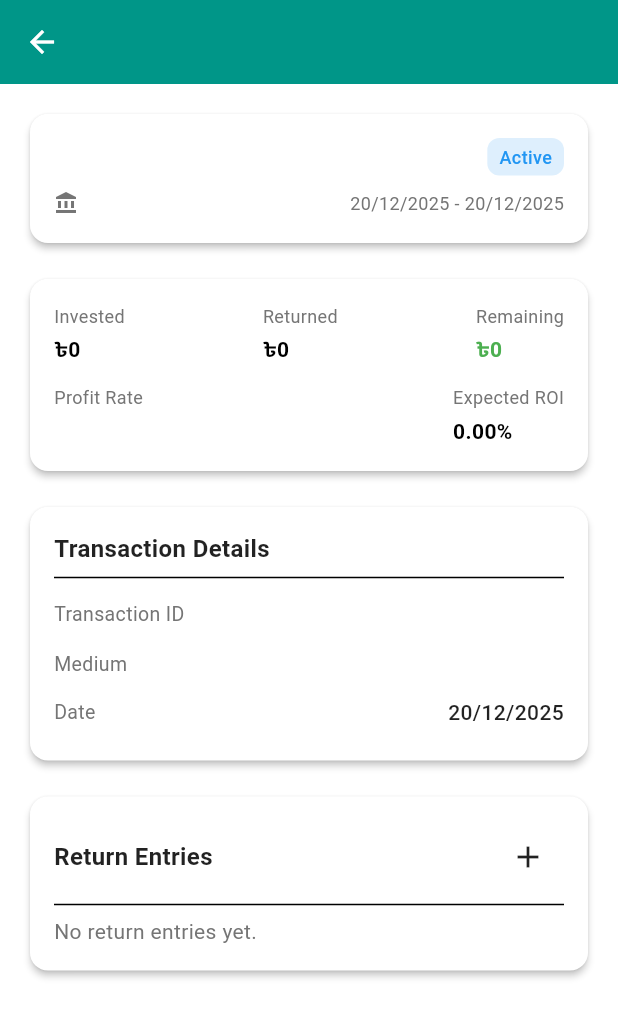
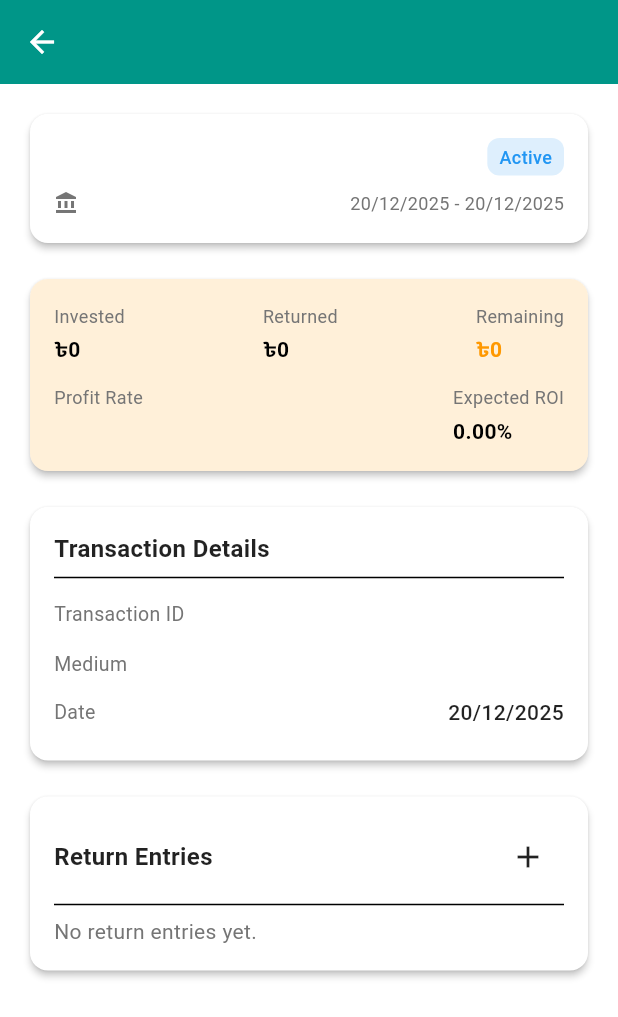
Before and after one commit to alxayeed/FinKeep, a Flutter app: the InvestmentDetailScreen screen opened directly with empty values, on a phone screen of 412 x 824 dp. Shown: the top 1017 px of the screen. Run offline on Flutter 3.47's test engine with Material 3 defaults, Android fonts, the phone set to English and light mode, and no system bars; our stand-ins replace calendar_date_picker2, cloud_firestore, dartz, equatable, firebase_core, fl_chart and 10 more; missing offline and left inert: android_intent_plus, dotlottie_loader; accounts and stored records are empty; network calls fail.

Commit message:
UPDATE: ui updated

```diff
--- a/lib/features/investments/data/investment_repository.dart
+++ b/lib/features/investments/data/investment_repository.dart
@@ -86,7 +86,8 @@ class InvestmentRepository {
         // Variable rate
         expectedROI: 15,
         notes: 'Long term growth fund',
-        docLinks: '',
+        docLinks:
+            'https://drive.google.com/file/d/15mOiSprPqVCF_E0VRm5c4d_F07Vu8FSC/view?usp=sharing',
         transactionId: 'TXN1002',
         transactionMedium: 'bKash',
         transactionDate: DateTime(2023, 5, 31),
@@ -131,7 +132,7 @@ class InvestmentRepository {
         // Variable
         expectedROI: 11,
         notes: 'Completed investment',
-        docLinks: '',
+        docLinks: 'https://github.com/alxayeed',
         transactionId: 'TXN1004',
         transactionMedium: 'Cash',
         transactionDate: DateTime(2022, 1, 31),
--- a/lib/features/investments/presentation/screens/investment_detail_screen.dart
+++ b/lib/features/investments/presentation/screens/investment_detail_screen.dart
@@ -3,7 +3,7 @@ import 'package:flutter/material.dart';
 import '../../../../core/common/widgets/custom_app_bar.dart';
 import '../../domain/entities/investment.dart';
 import '../../domain/entities/return_entry.dart';
-import '../widgets/investment_financials_card.dart';
+import '../widgets/ROI_details_card.dart';
 import '../widgets/investment_summary_card.dart';
 import '../widgets/return_entry_item.dart';
 import 'add_roi_bottom_sheet.dart';
@@ -54,7 +54,7 @@ class _InvestmentDetailScreenState extends State<InvestmentDetailScreen> {
             const SizedBox(height: 16),
 
             /// Financials (invested, returned, profit/remaining)
-            InvestmentFinancialsCard(investment: _investment),
+            ROIDetailsCard(investment: _investment),
             const SizedBox(height: 16),
 
             /// Transaction Info
--- /dev/null
+++ b/lib/features/investments/presentation/widgets/ROI_details_card.dart
@@ -0,0 +1,142 @@
+import 'package:flutter/material.dart';
+
+import '../../domain/entities/investment.dart';
+import '../../domain/enums/investment_status.dart';
+
+class ROIDetailsCard extends StatelessWidget {
+  final Investment investment;
+
+  const ROIDetailsCard({super.key, required this.investment});
+
+  @override
+  Widget build(BuildContext context) {
+    final totalReturns = investment.returns.fold<double>(
+      0,
+      (sum, r) => sum + r.amountReceived,
+    );
+
+    final profitLoss = totalReturns - investment.amountInvested;
+
+    // Determine label and color based on status
+    String label;
+    Color labelColor;
+    if (investment.status == InvestmentStatus.loss) {
+      label = 'Loss';
+      labelColor = Colors.red;
+    } else if (profitLoss > 0) {
+      label = 'Profit';
+      labelColor = Colors.green;
+    } else {
+      label = 'Remaining';
+      labelColor = Colors.orange;
+    }
+
+    // Progress as fraction of invested amount
+    final progress = (totalReturns / investment.amountInvested).clamp(0.0, 1.0);
+
+    return Card(
+      elevation: 2,
+      shape: RoundedRectangleBorder(borderRadius: BorderRadius.circular(12)),
+      child: Stack(
+        children: [
+          // Background progress
+          Positioned.fill(
+            child: FractionallySizedBox(
+              alignment: Alignment.centerLeft,
+              widthFactor: progress,
+              child: Container(
+                decoration: BoxDecoration(
+                  color: labelColor.withOpacity(0.15),
+                  borderRadius: BorderRadius.circular(12),
+                ),
+              ),
+            ),
+          ),
+          // Foreground content
+          Padding(
+            padding: const EdgeInsets.all(16),
+            child: Column(
+              crossAxisAlignment: CrossAxisAlignment.start,
+              children: [
+                // Amounts row
+                Row(
+                  mainAxisAlignment: MainAxisAlignment.spaceBetween,
+                  children: [
+                    _amountColumn(
+                        label: 'Invested', amount: investment.amountInvested),
+                    _amountColumn(label: 'Returned', amount: totalReturns),
+                    _amountColumn(
+                      label: label,
+                      amount: profitLoss.abs(),
+                      amountColor: labelColor,
+                    ),
+                  ],
+                ),
+                const SizedBox(height: 12),
+                // Profit rate & expected ROI
+                Row(
+                  mainAxisAlignment: MainAxisAlignment.spaceBetween,
+                  children: [
+                    _stringColumn(
+                        label: 'Profit Rate',
+                        value: investment.profitRate.toString()),
+                    _amountColumn(
+                        label: 'Expected ROI',
+                        amount: investment.expectedROI,
+                        isPercentage: true),
+                  ],
+                ),
+              ],
+            ),
+          ),
+        ],
+      ),
+    );
+  }
+
+  Widget _amountColumn({
+    required String label,
+    required double amount,
+    Color? amountColor,
+    bool isPercentage = false,
+  }) {
+    return Column(
+      crossAxisAlignment: CrossAxisAlignment.start,
+      children: [
+        Text(label,
+            style: TextStyle(fontSize: 12, color: Colors.grey.shade600)),
+        const SizedBox(height: 4),
+        Text(
+          isPercentage
+              ? '${amount.toStringAsFixed(2)}%'
+              : '৳${amount.toStringAsFixed(0)}',
+          style: TextStyle(
+            fontWeight: FontWeight.w600,
+            color: amountColor ?? Colors.black,
+          ),
+        ),
+      ],
+    );
+  }
+
+  Widget _stringColumn({
+    required String label,
+    required String value,
+  }) {
+    return Column(
+      crossAxisAlignment: CrossAxisAlignment.start,
+      children: [
+        Text(label,
+            style: TextStyle(fontSize: 12, color: Colors.grey.shade600)),
+        const SizedBox(height: 4),
+        Text(
+          value,
+          style: const TextStyle(
+            fontWeight: FontWeight.w600,
+            color: Colors.black,
+          ),
+        ),
+      ],
+    );
+  }
+}
--- a/lib/features/investments/presentation/widgets/investment_financials_card.dart
+++ /dev/null
@@ -1,113 +0,0 @@
-import 'package:flutter/material.dart';
-
-import '../../domain/entities/investment.dart';
-import '../../domain/enums/investment_status.dart';
-
-class InvestmentFinancialsCard extends StatelessWidget {
-  final Investment investment;
-
-  const InvestmentFinancialsCard({super.key, required this.investment});
-
-  @override
-  Widget build(BuildContext context) {
-    final totalReturns = investment.returns.fold<double>(
-      0,
-      (sum, r) => sum + r.amountReceived,
-    );
-
-    final profitLoss = totalReturns - investment.amountInvested;
-    final isLoss = investment.status == InvestmentStatus.loss;
-
-    return Card(
-      elevation: 2,
-      shape: RoundedRectangleBorder(borderRadius: BorderRadius.circular(12)),
-      child: Padding(
-        padding: const EdgeInsets.all(16),
-        child: Column(
-          children: [
-            // Amounts Row
-            Row(
-              mainAxisAlignment: MainAxisAlignment.spaceBetween,
-              children: [
-                _amountColumn(
-                    label: 'Invested', amount: investment.amountInvested),
-                _amountColumn(label: 'Returned', amount: totalReturns),
-                _amountColumn(
-                  label: isLoss ? 'Loss' : 'Remaining',
-                  amount: profitLoss >= 0 ? profitLoss : profitLoss.abs(),
-                  amountColor: profitLoss >= 0 ? Colors.green : Colors.red,
-                ),
-              ],
-            ),
-            const SizedBox(height: 12),
-            // Profit Rate & Expected ROI Row
-            Row(
-              mainAxisAlignment: MainAxisAlignment.spaceBetween,
-              children: [
-                _stringColumn(
-                    label: 'Profit Rate',
-                    value: investment.profitRate.toString()),
-                _amountColumn(
-                    label: 'Expected ROI',
-                    amount: investment.expectedROI,
-                    isPercentage: true),
-              ],
-            ),
-          ],
-        ),
-      ),
-    );
-  }
-
-  // --------------------------
-  // Column for numeric amounts
-  // --------------------------
-  Widget _amountColumn({
-    required String label,
-    required double amount,
-    Color? amountColor,
-    bool isPercentage = false,
-  }) {
-    return Column(
-      crossAxisAlignment: CrossAxisAlignment.start,
-      children: [
-        Text(label,
-            style: TextStyle(fontSize: 12, color: Colors.grey.shade600)),
-        const SizedBox(height: 4),
-        Text(
-          isPercentage
-              ? '${amount.toStringAsFixed(2)}%'
-              : '৳${amount.toStringAsFixed(0)}',
-          style: TextStyle(
-            fontWeight: FontWeight.w600,
-            color: amountColor ?? Colors.black,
-          ),
-        ),
-      ],
-    );
-  }
-
-  // --------------------------
-  // Column for string values
-  // --------------------------
-  Widget _stringColumn({
-    required String label,
-    required String value,
-  }) {
-    return Column(
-      crossAxisAlignment: CrossAxisAlignment.start,
-      children: [
-        Text(label,
-            style: TextStyle(fontSize: 12, color: Colors.grey.shade600)),
-        const SizedBox(height: 4),
-        Text(
-          value,
-          style: const TextStyle(
-            fontWeight: FontWeight.w600,
-            color: Colors.black,
-          ),
-        ),
-      ],
-    );
-  }
-}
--- a/lib/features/investments/presentation/widgets/investment_summary_card.dart
+++ b/lib/features/investments/presentation/widgets/investment_summary_card.dart
@@ -68,7 +68,7 @@ class InvestmentSummaryCard extends StatelessWidget {
                     try {
                       final launched = await launchUrl(
                         uri,
-                        mode: LaunchMode.externalApplication,
+                        mode: LaunchMode.inAppWebView,
                       );
                       if (!launched) {
                         ScaffoldMessenger.of(context).showSnackBar(
```
Also changed, not shown: lib/features/investments/presentation/screens/add_investment_screen.dart (+20 -28 lines).
